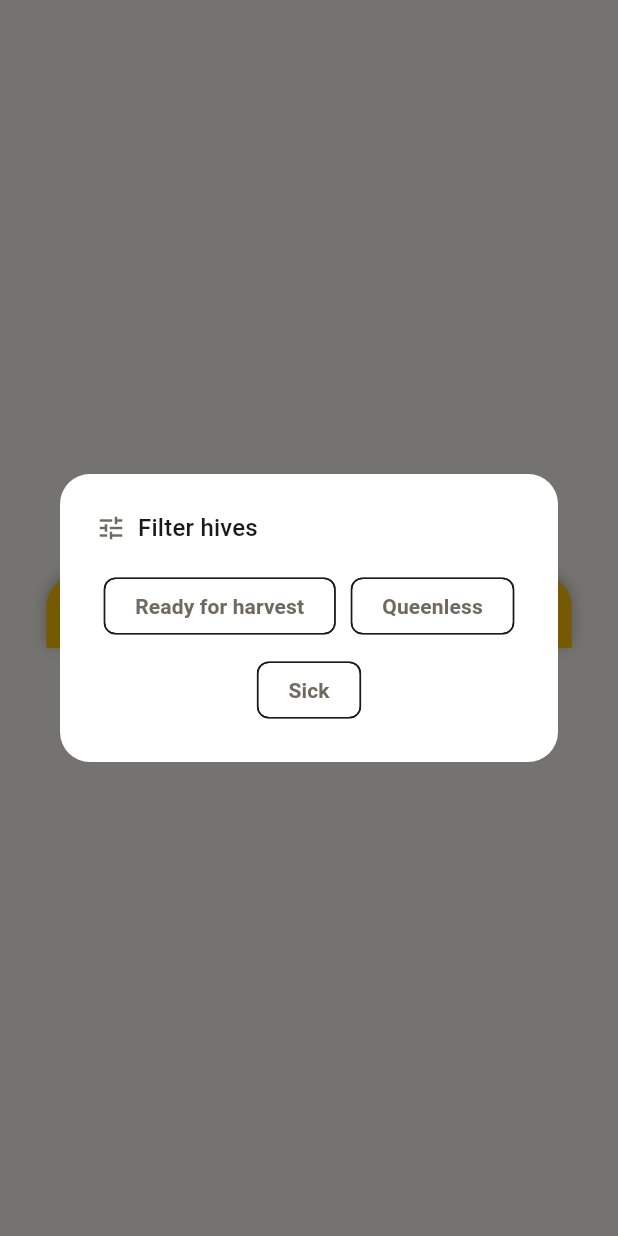
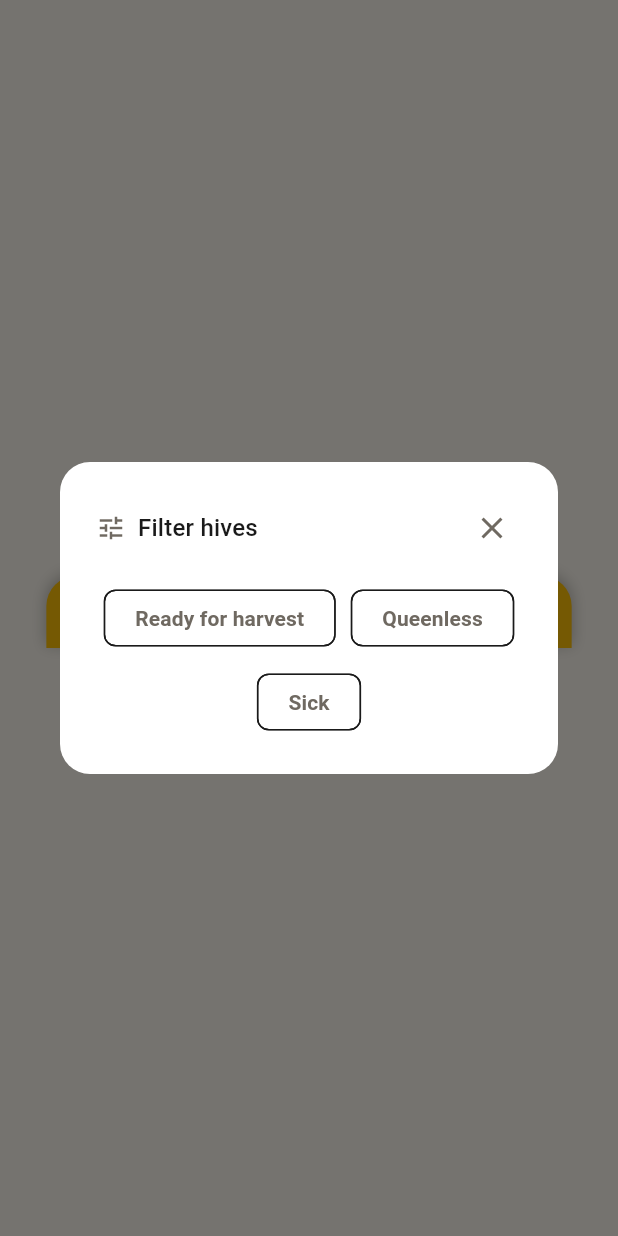
Before and after one commit to KamiLuc/BeeTrack, a Flutter app: the _FilterBar widget shown alone on an empty page, opened directly with empty values, after a tap on the "tune" icon, on a phone screen of 412 x 824 dp. Run offline on Flutter 3.47's test engine with Material 3 defaults, Android fonts, the phone set to English and light mode, and no system bars; our stand-ins replace dio, flutter_bloc, flutter_map, geolocator, image_picker, latlong2 and 1 more; accounts and stored records are empty; network calls fail.

Commit message:
ux: add X close button to filter and hive list dialog headers
Co-Authored-By: Claude Sonnet 4.6 <noreply@anthropic.com>

```diff
--- a/app/lib/features/hive/view/apiary_grid_screen.dart
+++ b/app/lib/features/hive/view/apiary_grid_screen.dart
@@ -327,6 +327,12 @@ class _FilterBar extends StatelessWidget {
                         const SizedBox(width: 8),
                         Text(l10n.hiveFilterTooltip,
                             style: Theme.of(ctx).textTheme.titleMedium),
+                        const Spacer(),
+                        IconButton(
+                          icon: const Icon(Icons.close),
+                          visualDensity: VisualDensity.compact,
+                          onPressed: () => Navigator.of(ctx).pop(),
+                        ),
                       ],
                     ),
                     const SizedBox(height: 16),
@@ -539,6 +545,12 @@ class _HiveListDialogState extends State<_HiveListDialog> {
                   const SizedBox(width: 8),
                   Text(l10n.hiveListTooltip,
                       style: Theme.of(context).textTheme.titleMedium),
+                  const Spacer(),
+                  IconButton(
+                    icon: const Icon(Icons.close),
+                    visualDensity: VisualDensity.compact,
+                    onPressed: () => Navigator.of(context).pop(),
+                  ),
                 ],
               ),
             ),
```
